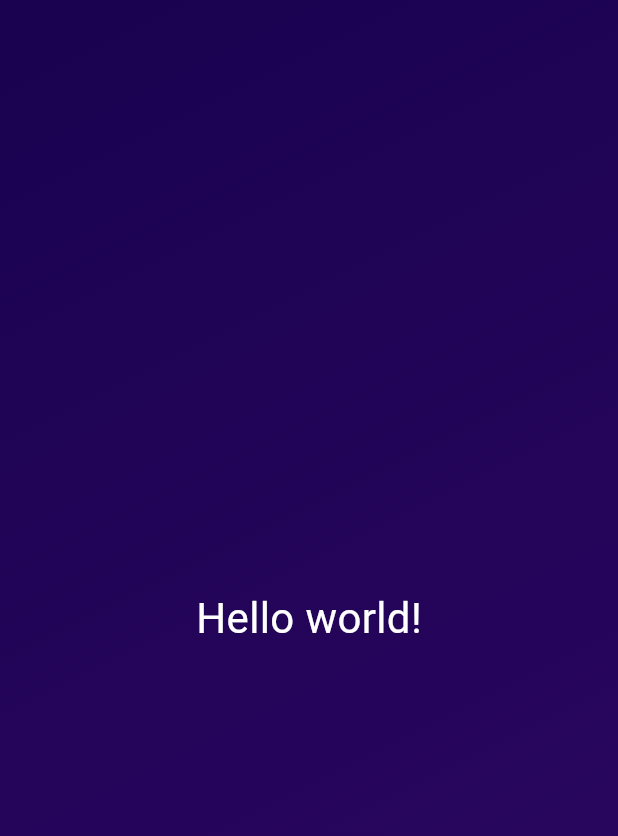
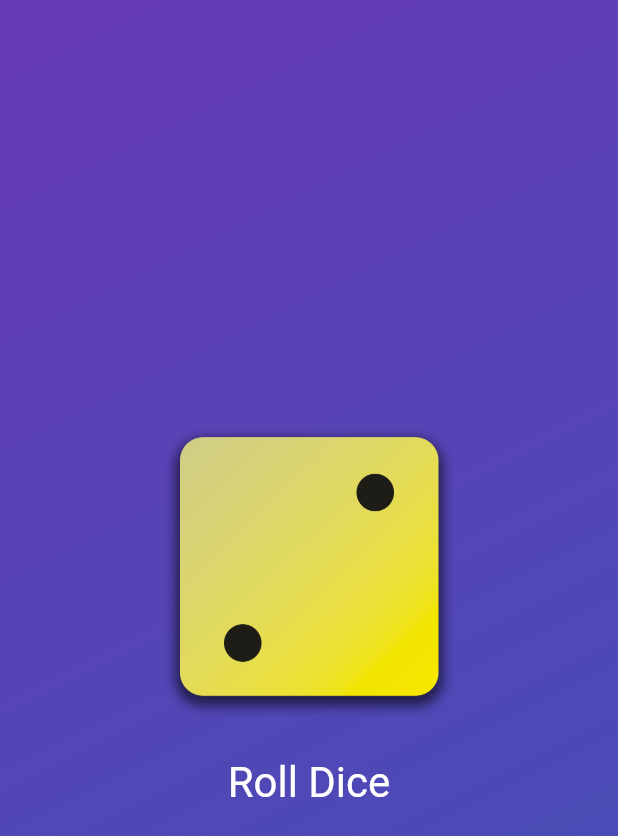
Before and after one commit to aroup/flutter-learning, a Flutter app: the screen it shows after launch, on a phone screen of 412 x 824 dp. Shown: the top 836 px of the screen. Run offline on Flutter 3.47's test engine with Material 3 defaults, Android fonts, the phone set to English and light mode, and no system bars.

Commit message:
Complete first basic app

```diff
--- /dev/null
+++ b/first_app/lib/dice_roller.dart
@@ -0,0 +1,46 @@
+import 'dart:math';
+import 'package:flutter/material.dart';
+
+final randomizer = Random();
+
+class DiceRoller extends StatefulWidget {
+  const DiceRoller({super.key});
+  @override
+  State<DiceRoller> createState() {
+    return _DiceRollerState();
+  }
+}
+
+class _DiceRollerState extends State<DiceRoller> {
+  var currentDiceRoll = 2;
+  var activeDiceImage = 'assets/images/dice-2.png';
+
+  rollDice() {
+    setState(() {
+      currentDiceRoll = randomizer.nextInt(6) + 1;
+    });
+  }
+
+  @override
+  Widget build(BuildContext context) {
+    return Column(
+      mainAxisSize: MainAxisSize.min,
+      children: [
+        Image.asset(
+          'assets/images/dice-$currentDiceRoll.png',
+          width: 200,
+        ),
+        const SizedBox(height: 20),
+        TextButton(
+          onPressed: rollDice,
+          style: TextButton.styleFrom(
+            // padding: const EdgeInsets.only(top: 20.0),
+            foregroundColor: Colors.white,
+            textStyle: const TextStyle(fontSize: 28),
+          ),
+          child: const Text('Roll Dice'),
+        )
+      ],
+    );
+  }
+}
--- a/first_app/lib/gradient_container.dart
+++ b/first_app/lib/gradient_container.dart
@@ -1,22 +1,31 @@
+import 'package:first_app/dice_roller.dart';
 import 'package:flutter/material.dart';
-import 'package:first_app/styled_text.dart';
 
 var startAlignment = Alignment.topLeft;
 var endAlignment = Alignment.bottomRight;
 
 class GradientContainer extends StatelessWidget {
-  const GradientContainer({super.key, required this.colors});
+  const GradientContainer(this.color1, this.color2, {super.key});
 
-  final List<Color> colors;
+  const GradientContainer.purple({super.key})
+      : color1 = Colors.deepPurple,
+        color2 = Colors.indigo;
+
+  final Color color1;
+  final Color color2;
+
   @override
   Widget build(BuildContext context) {
     return Container(
       decoration: BoxDecoration(
         gradient: LinearGradient(
-            colors: colors, begin: startAlignment, end: endAlignment),
+          colors: [color1, color2],
+          begin: startAlignment,
+          end: endAlignment,
+        ),
       ),
       child: const Center(
-        child: StyledText('Hello world!'),
+        child: DiceRoller(),
       ),
     );
   }
--- a/first_app/lib/main.dart
+++ b/first_app/lib/main.dart
@@ -4,12 +4,7 @@ import 'package:first_app/gradient_container.dart';
 void main() {
   runApp(const MaterialApp(
     home: Scaffold(
-      body: GradientContainer(
-        colors: [
-          Color.fromARGB(255, 26, 2, 80),
-          Color.fromARGB(255, 45, 7, 98),
-        ],
-      ),
+      body: GradientContainer.purple(),
     ),
   ));
 }
```
Also changed, not shown: first_app/pubspec.yaml (+7 -3 lines), first_app/assets/images/dice-1.png (added), first_app/assets/images/dice-2.png (added), first_app/assets/images/dice-3.png (added), first_app/assets/images/dice-4.png (added), first_app/assets/images/dice-5.png (added), first_app/assets/images/dice-6.png (added).
